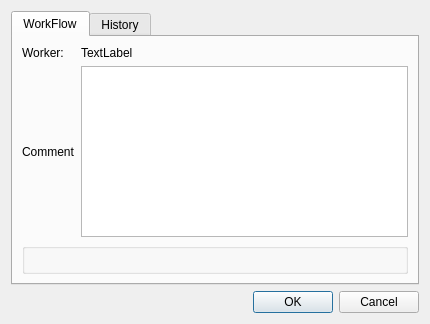
The window that editrecord.ui (l4gfcm/HRAssistantTool) describes before a commit, drawn with Qt 5.
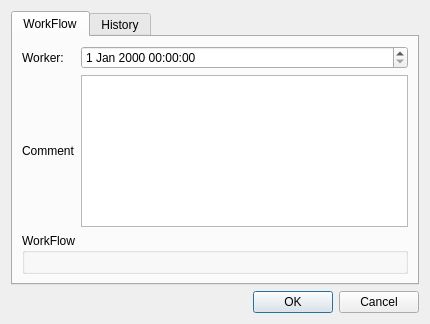
The same window after the commit.

Commit message: add logic for dialogs, fix buttons bahaviour in editDialog

Diff of the .ui file:
```diff
--- a/editrecord.ui
+++ b/editrecord.ui
@@ -26,13 +26,6 @@
       <layout class="QVBoxLayout" name="verticalLayout_2">
        <item>
         <layout class="QGridLayout" name="gridLayout">
-         <item row="0" column="1">
-          <widget class="QLabel" name="FLName">
-           <property name="text">
-            <string>TextLabel</string>
-           </property>
-          </widget>
-         </item>
          <item row="0" column="0">
           <widget class="QLabel" name="workerLabel">
            <property name="text">
@@ -50,10 +43,25 @@
          <item row="1" column="1">
           <widget class="QPlainTextEdit" name="commentEdit"/>
          </item>
+         <item row="0" column="1">
+          <widget class="QDateTimeEdit" name="nextDateTime"/>
+         </item>
         </layout>
        </item>
        <item>
         <widget class="QGroupBox" name="workFlow">
+         <property name="focusPolicy">
+          <enum>Qt::TabFocus</enum>
+         </property>
+         <property name="title">
+          <string>WorkFlow</string>
+         </property>
+         <property name="flat">
+          <bool>false</bool>
+         </property>
+         <property name="checkable">
+          <bool>false</bool>
+         </property>
          <layout class="QHBoxLayout" name="WorkflowButtons"/>
         </widget>
        </item>
```
Left out of the diff: 2 changed lines with no effect on the pictures. The commit also changes 3 other files.
